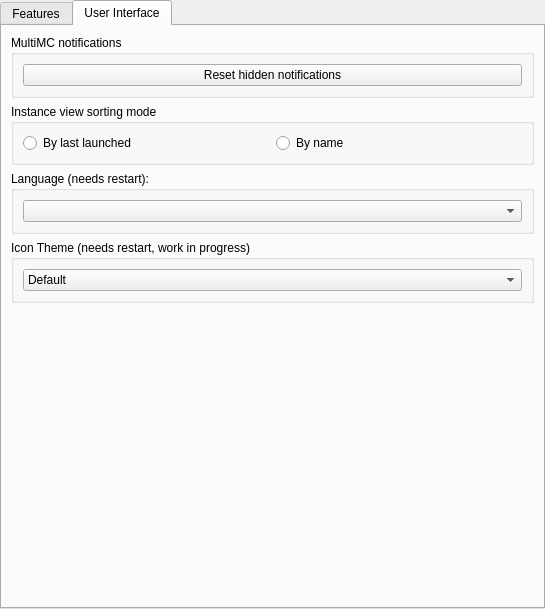
Before: the Qt Designer form gui/pages/global/MultiMCPage.ui in FreesmTeam/FreesmLauncher, drawn with Qt 5.
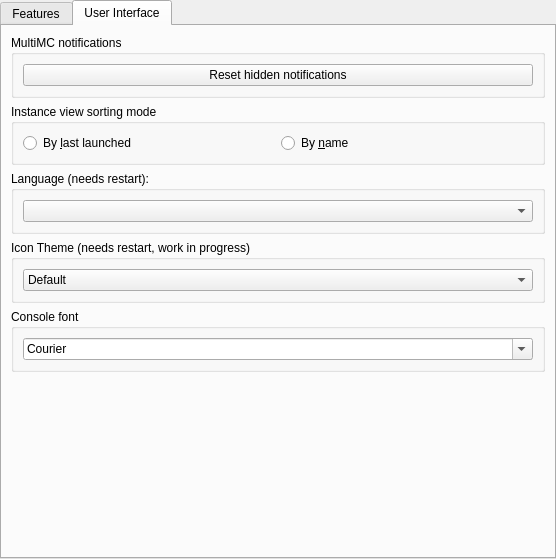
After: the same form once the commit is applied. The open tabs and pages were chosen to show the change. Icons and pictures are not drawn.

Commit message: Allow changing the console font family

What changed in the file:
```diff
--- a/gui/pages/global/MultiMCPage.ui
+++ b/gui/pages/global/MultiMCPage.ui
@@ -6,8 +6,8 @@
    <rect>
     <x>0</x>
     <y>0</y>
-    <width>545</width>
-    <height>609</height>
+    <width>556</width>
+    <height>559</height>
    </rect>
   </property>
   <property name="sizePolicy">
@@ -280,7 +280,7 @@
           <item>
            <widget class="QRadioButton" name="sortLastLaunchedBtn">
             <property name="text">
-             <string>By last launched</string>
+             <string>By &amp;last launched</string>
             </property>
             <attribute name="buttonGroup">
              <string notr="true">sortingModeGroup</string>
@@ -290,7 +290,7 @@
           <item>
            <widget class="QRadioButton" name="sortByNameBtn">
             <property name="text">
-             <string>By name</string>
+             <string>By &amp;name</string>
             </property>
             <attribute name="buttonGroup">
              <string notr="true">sortingModeGroup</string>
@@ -369,6 +369,28 @@
          </layout>
         </widget>
        </item>
+       <item>
+        <widget class="QGroupBox" name="themeBox_2">
+         <property name="title">
+          <string>Console font</string>
+         </property>
+         <layout class="QVBoxLayout" name="verticalLayout_2">
+          <item>
+           <widget class="QFontComboBox" name="consoleFont">
+            <property name="sizePolicy">
+             <sizepolicy hsizetype="Expanding" vsizetype="Fixed">
+              <horstretch>0</horstretch>
+              <verstretch>0</verstretch>
+             </sizepolicy>
+            </property>
+            <property name="fontFilters">
+             <set>QFontComboBox::MonospacedFonts</set>
+            </property>
+           </widget>
+          </item>
+         </layout>
+        </widget>
+       </item>
        <item>
         <spacer name="generalTabSpacer">
          <property name="orientation">
```
Left out of the diff: 2 changed lines with no effect on the pictures. The commit also changes 3 other files.
